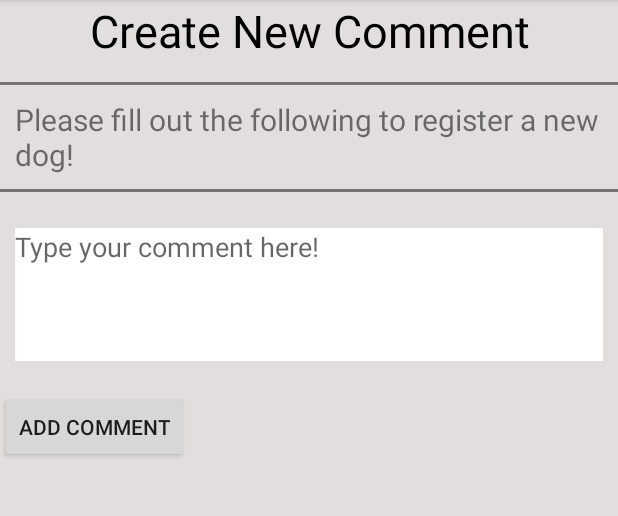
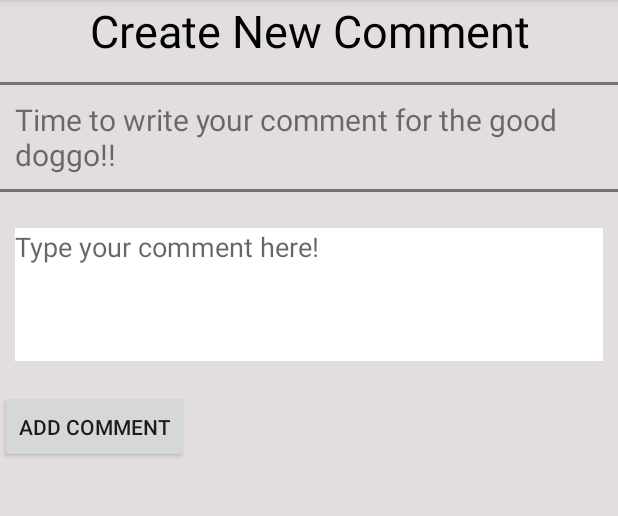
Before and after one commit to ale13131/Pupper, an Android app: the AddComment screen opened directly, with no data from a screen before it, on a phone screen of 412 x 824 dp, the part 84-600 px from its top. Run offline under Robolectric (Android 15) with nearby library versions, the phone set to English and light mode, and no system bars; Roboto replaces fonts that are not available here; 1 statement that could not run was skipped.

Commit message:
comment ui fix

```diff
--- a/app/src/main/res/layout/activity_add_comment.xml
+++ b/app/src/main/res/layout/activity_add_comment.xml
@@ -32,7 +32,7 @@
             android:layout_height="wrap_content"
             android:layout_marginHorizontal="10dp"
             android:layout_marginVertical="5dp"
-            android:text="@string/activity_description_dog_profile_create"
+            android:text="@string/activity_description_comment"
             android:textSize="20sp"/>
 
         <View
```
